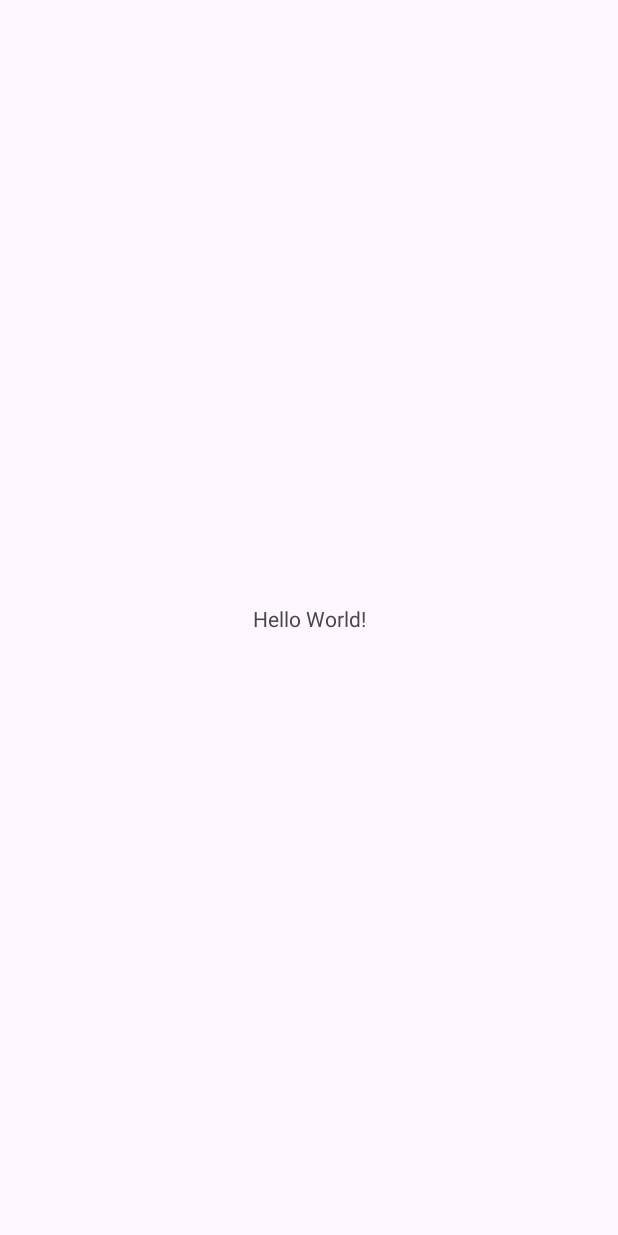
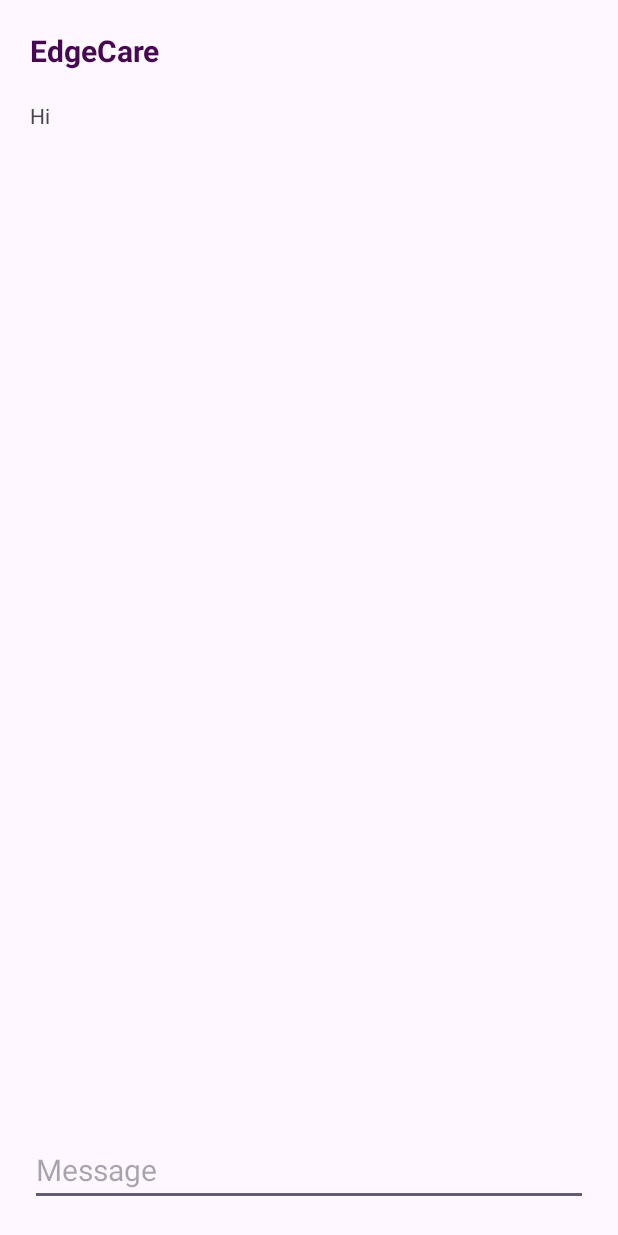
Before and after one commit to EdgeCare/EdgeCare-Mobile, an Android app: the screen it shows after launch (MainActivity), on a phone screen of 412 x 824 dp. Before the commit the screen is almost empty. Run offline under Robolectric (Android 15) with nearby library versions, the phone set to English and light mode, and no system bars.

Commit message:
Initial Chat view implemented

```diff
--- a/app/src/main/AndroidManifest.xml
+++ b/app/src/main/AndroidManifest.xml
@@ -14,6 +14,7 @@
         tools:targetApi="31">
         <activity
             android:name=".MainActivity"
+            android:windowSoftInputMode="adjustPan"
             android:exported="true">
             <intent-filter>
                 <action android:name="android.intent.action.MAIN" />
--- a/app/src/main/res/layout/activity_main.xml
+++ b/app/src/main/res/layout/activity_main.xml
@@ -1,5 +1,6 @@
 <?xml version="1.0" encoding="utf-8"?>
-<androidx.constraintlayout.widget.ConstraintLayout xmlns:android="http://schemas.android.com/apk/res/android"
+<RelativeLayout
+    xmlns:android="http://schemas.android.com/apk/res/android"
     xmlns:app="http://schemas.android.com/apk/res-auto"
     xmlns:tools="http://schemas.android.com/tools"
     android:id="@+id/main"
@@ -8,12 +9,42 @@
     tools:context=".MainActivity">
 
     <TextView
-        android:layout_width="wrap_content"
+        android:id="@+id/mainVIewAppName"
+        android:layout_width="match_parent"
         android:layout_height="wrap_content"
-        android:text="Hello World!"
-        app:layout_constraintBottom_toBottomOf="parent"
-        app:layout_constraintEnd_toEndOf="parent"
-        app:layout_constraintStart_toStartOf="parent"
-        app:layout_constraintTop_toTopOf="parent" />
+        android:text="@string/app_name"
+        android:textSize="20sp"
+        android:textStyle="bold"
+        android:textColor="#470852"
+        android:layout_marginHorizontal="20dp"
+        android:layout_marginTop="20dp"
+        android:layout_centerHorizontal="true"
+        android:ellipsize="marquee" />
 
-</androidx.constraintlayout.widget.ConstraintLayout>
+    <ScrollView
+        android:layout_width="match_parent"
+        android:layout_height="wrap_content"
+        android:layout_below="@id/mainVIewAppName"
+        android:layout_above="@id/mainVIewInputText">
+        <TextView
+            android:layout_width="wrap_content"
+            android:layout_height="wrap_content"
+            android:layout_margin="20dp"
+            android:text="Hi"/>
+
+    </ScrollView>
+
+    <EditText
+        android:id="@+id/mainVIewInputText"
+        android:layout_width="match_parent"
+        android:layout_height="wrap_content"
+        android:autofillHints=""
+        android:hint="@string/message"
+        android:layout_marginHorizontal="20dp"
+        android:layout_alignParentBottom="true"
+        android:layout_marginBottom="20dp"
+        android:textSize="20sp"
+        android:layout_marginVertical="20dp"
+        android:inputType="text" />
+
+</RelativeLayout>
--- a/app/src/main/res/values/strings.xml
+++ b/app/src/main/res/values/strings.xml
@@ -1,3 +1,4 @@
 <resources>
     <string name="app_name">EdgeCare</string>
+    <string name="message">Message</string>
 </resources>
```
